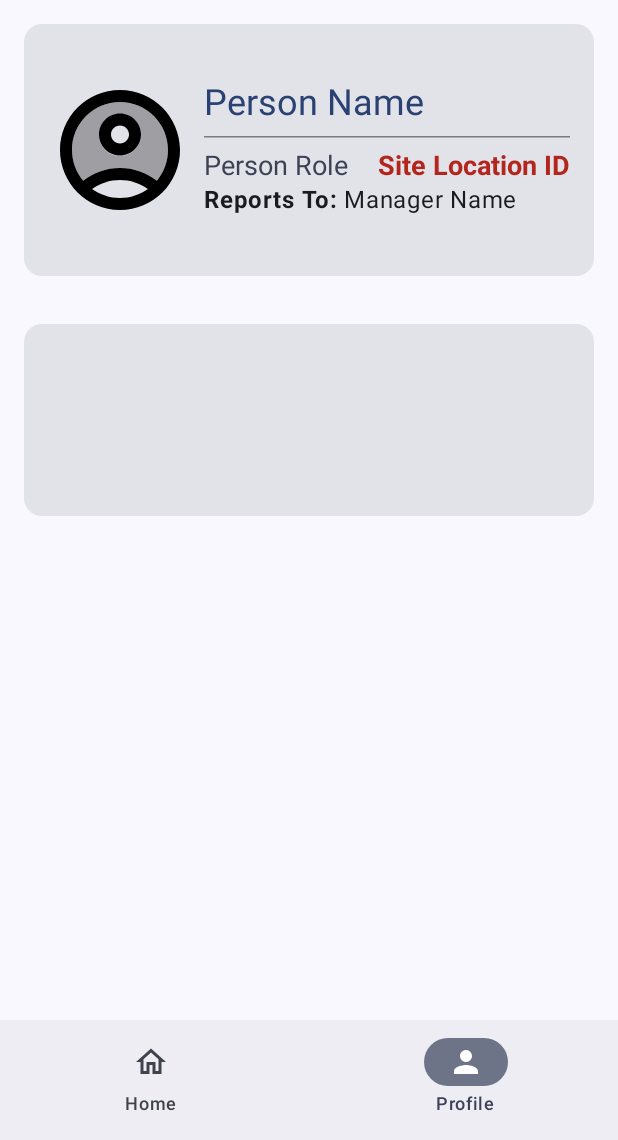
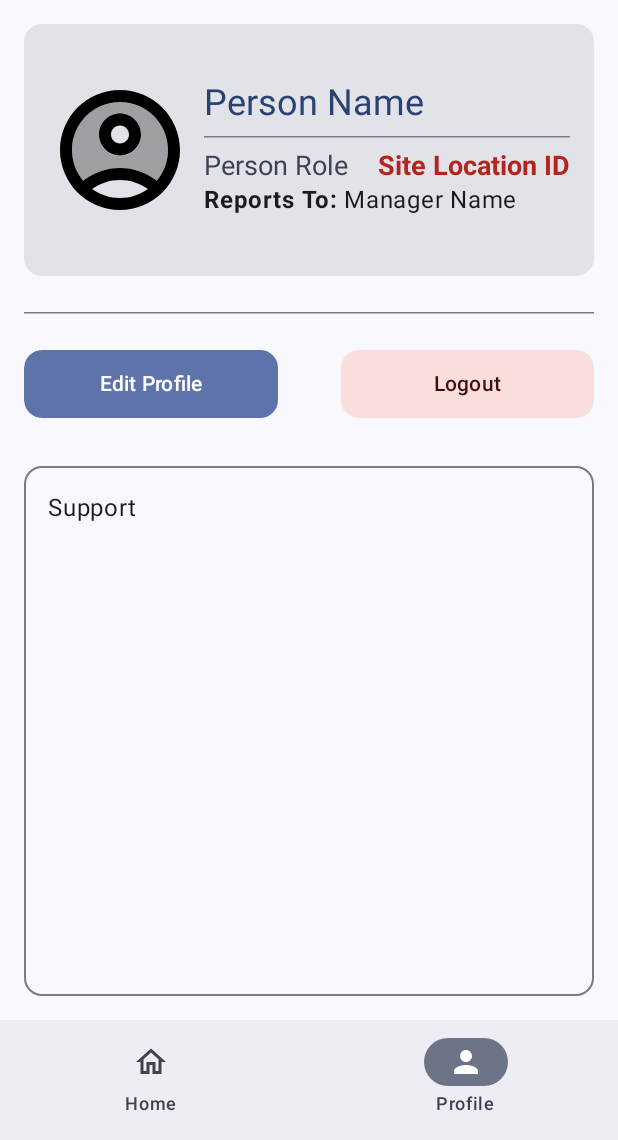
Before and after one commit to vvr3ddy/ShifTeam, an Android app built with Jetpack Compose: the profile screen opened through its navigation route, on a phone screen of 412 x 824 dp, the part 96-1236 px from its top. Run offline under Robolectric (Android 15) with nearby library versions, the phone set to English and light mode, and no system bars.

Commit message:
ProfileScreen: Add Functionality Placeholders
- Introduce Buttons for Logout and Edit Profile
- Add a Placeholder for Support Contact

```diff
--- a/app/src/main/java/org/vvr3ddy/shifteam/ui/screens/ProfileScreen.kt
+++ b/app/src/main/java/org/vvr3ddy/shifteam/ui/screens/ProfileScreen.kt
@@ -4,6 +4,7 @@ import androidx.compose.foundation.Image
 import androidx.compose.foundation.layout.Arrangement
 import androidx.compose.foundation.layout.Column
 import androidx.compose.foundation.layout.Row
+import androidx.compose.foundation.layout.Spacer
 import androidx.compose.foundation.layout.defaultMinSize
 import androidx.compose.foundation.layout.fillMaxHeight
 import androidx.compose.foundation.layout.fillMaxSize
@@ -11,16 +12,21 @@ import androidx.compose.foundation.layout.fillMaxWidth
 import androidx.compose.foundation.layout.padding
 import androidx.compose.foundation.layout.size
 import androidx.compose.foundation.layout.wrapContentHeight
-import androidx.compose.foundation.layout.wrapContentWidth
+import androidx.compose.foundation.shape.RoundedCornerShape
 import androidx.compose.material.icons.Icons
 import androidx.compose.material.icons.twotone.AccountCircle
+import androidx.compose.material3.ButtonDefaults
 import androidx.compose.material3.Card
+import androidx.compose.material3.CardDefaults
+import androidx.compose.material3.ElevatedButton
 import androidx.compose.material3.HorizontalDivider
 import androidx.compose.material3.MaterialTheme
+import androidx.compose.material3.OutlinedCard
 import androidx.compose.material3.Text
 import androidx.compose.runtime.Composable
 import androidx.compose.ui.Alignment
 import androidx.compose.ui.Modifier
+import androidx.compose.ui.graphics.Color
 import androidx.compose.ui.text.SpanStyle
 import androidx.compose.ui.text.TextStyle
 import androidx.compose.ui.text.buildAnnotatedString
@@ -109,15 +115,68 @@ class ProfileScreen private constructor() {
                     }
                 }
             }
+            HorizontalDivider(
+                modifier = Modifier.padding(horizontal = 16.dp, vertical = 8.dp)
+            )
             Card(
-                modifier = Modifier.fillMaxWidth()
+                modifier = Modifier
+                    .fillMaxWidth()
                     // Compose seems to calculate the Max height
                     // as available max height - occupied height
-                    // Hence, select 25% of the full height and not 25% of remaining height
-                    .fillMaxHeight(0.25f/0.75f)
+                    // Hence, select 15% of the full height and not 12.5% of remaining height
+                    .fillMaxHeight(0.125f / 0.75f)
+                    .padding(16.dp),
+                colors = CardDefaults.cardColors(
+                    containerColor = Color.Transparent,
+                ),
+            ){
+                Row(
+                    modifier = Modifier.fillMaxWidth(),
+                    horizontalArrangement = Arrangement.SpaceAround,
+                    verticalAlignment = Alignment.CenterVertically
+                ){
+                    ElevatedButton(
+                        onClick = { /*TODO*/ },
+                        shape = RoundedCornerShape(12.dp),
+                        colors = ButtonDefaults.elevatedButtonColors(
+                            containerColor = MaterialTheme.colorScheme.primaryContainer,
+                            contentColor = MaterialTheme.colorScheme.onPrimaryContainer
+                        ),
+                        modifier = Modifier
+                            .weight(1f)
+                            .fillMaxHeight()
+                    ) {
+                        Text(text = "Edit Profile")
+                    }
+                    Spacer(
+                        modifier = Modifier.weight(0.25f)
+                    )
+                    ElevatedButton(
+                        onClick = { /*TODO*/ },
+                        shape = RoundedCornerShape(12.dp),
+                        colors = ButtonDefaults.elevatedButtonColors(
+                            containerColor = MaterialTheme.colorScheme.errorContainer,
+                            contentColor = MaterialTheme.colorScheme.onErrorContainer
+                        ),
+                        modifier = Modifier
+                            .weight(1f)
+                            .fillMaxHeight(),
+                    ) {
+                        Text(text = "Logout")
+                    }
+                }
+            }
+            // Placeholder card for Support
+            OutlinedCard(
+                modifier = Modifier
                     .padding(16.dp)
+                    .fillMaxWidth()
+                    .fillMaxHeight(1f)
             ){
-
+                Text(
+                    text = "Support",
+                    modifier = Modifier.padding(16.dp)
+                )
             }
         }
     }
```
Also changed, not shown: app/src/main/java/org/vvr3ddy/shifteam/MainActivity.kt (+17 -7 lines).
